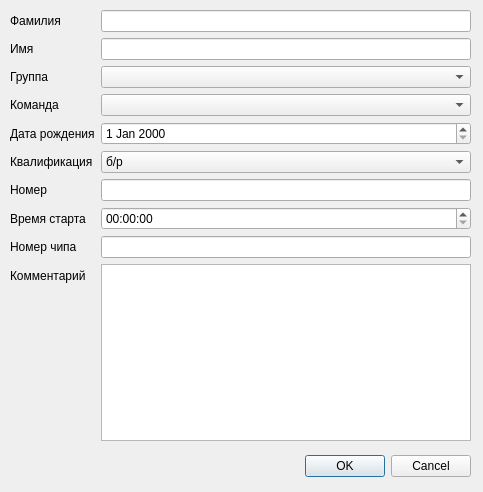
The window that src/formperson.ui (godzilloff/t-event) describes before a commit, drawn with Qt 5.
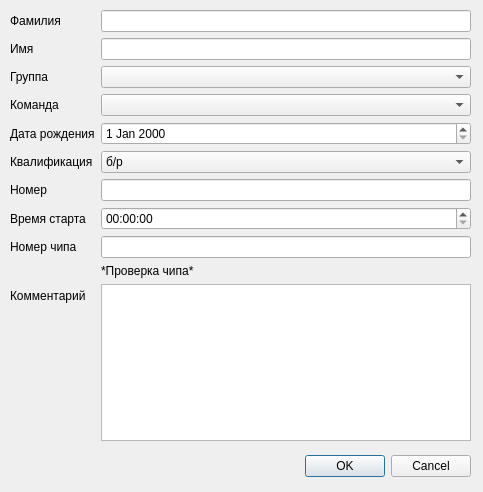
The same window after the commit.

Commit message: feat (person): поддержана проверка в диалоговом окне, что номер чипа не присвоен кому-то другому

The edit to the form file:
```diff
--- a/src/formperson.ui
+++ b/src/formperson.ui
@@ -108,7 +108,7 @@
       </property>
      </widget>
     </item>
-    <item row="9" column="0">
+    <item row="10" column="0">
      <widget class="QLabel" name="label_10">
       <property name="text">
        <string>Комментарий</string>
@@ -128,7 +128,7 @@
       </property>
      </widget>
     </item>
-    <item row="9" column="1">
+    <item row="10" column="1">
      <widget class="QPlainTextEdit" name="pled_comment"/>
     </item>
     <item row="5" column="1">
@@ -205,6 +205,13 @@
     <item row="2" column="1">
      <widget class="QComboBox" name="cb_group"/>
     </item>
+    <item row="9" column="1">
+     <widget class="QLabel" name="lb_check_cardNum">
+      <property name="text">
+       <string>*Проверка чипа*</string>
+      </property>
+     </widget>
+    </item>
    </layout>
   </widget>
  </widget>
```
The commit also changes 6 other files.
